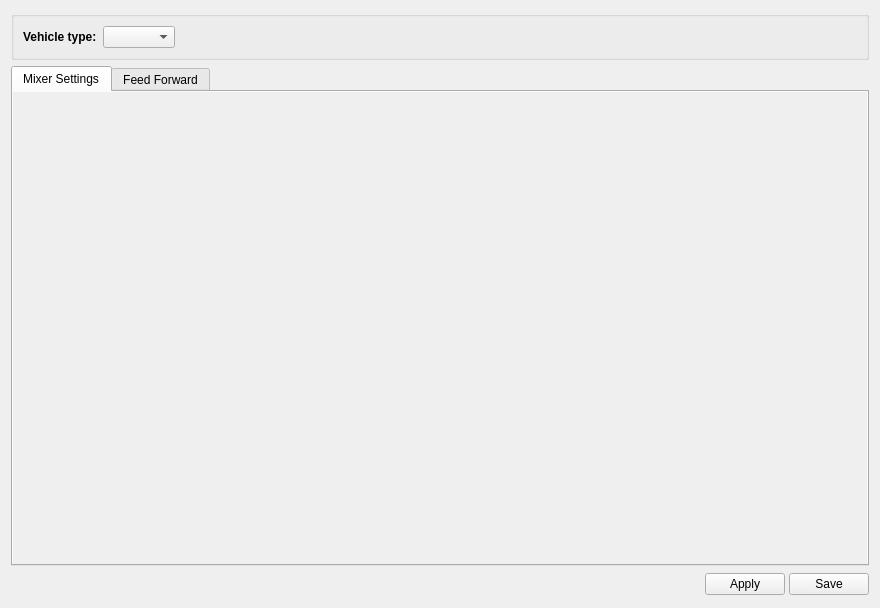
Above: ground/openpilotgcs/src/plugins/config/airframe.ui from openpilot/OpenPilot before the change. Below: the same form after it.
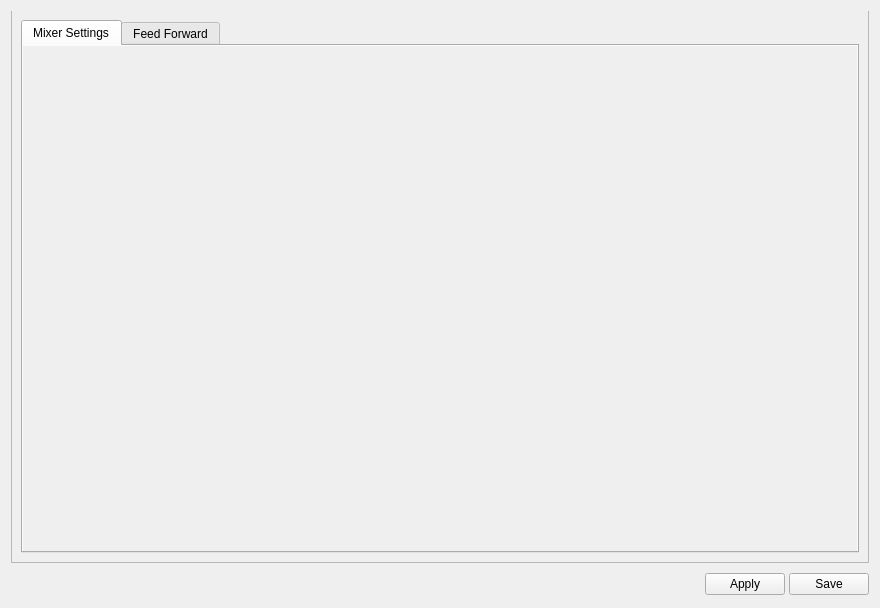
That is the form after the change. Icons and pictures are not drawn.

Commit message: OP-1088 Changes to the Vehicle configuration page. Changed combo box for tab bar and made the tab text translate-able.

```diff
--- a/ground/openpilotgcs/src/plugins/config/airframe.ui
+++ b/ground/openpilotgcs/src/plugins/config/airframe.ui
@@ -14,87 +14,33 @@
    <string>Form</string>
   </property>
   <layout class="QVBoxLayout" name="verticalLayout_10">
-   <item>
-    <widget class="QGroupBox" name="vehicleTypeGroupBox">
-     <property name="sizePolicy">
-      <sizepolicy hsizetype="Preferred" vsizetype="Fixed">
-       <horstretch>0</horstretch>
-       <verstretch>0</verstretch>
-      </sizepolicy>
-     </property>
-     <property name="title">
-      <string/>
-     </property>
-     <layout class="QHBoxLayout" name="horizontalLayout">
-      <property name="leftMargin">
-       <number>9</number>
-      </property>
-      <property name="topMargin">
-       <number>9</number>
-      </property>
-      <property name="rightMargin">
-       <number>9</number>
-      </property>
-      <property name="bottomMargin">
-       <number>9</number>
-      </property>
+   <property name="spacing">
+    <number>0</number>
+   </property>
       <item>
-       <widget class="QLabel" name="label">
-        <property name="sizePolicy">
-         <sizepolicy hsizetype="Fixed" vsizetype="Fixed">
-          <horstretch>0</horstretch>
-          <verstretch>0</verstretch>
-         </sizepolicy>
-        </property>
-        <property name="font">
-         <font>
-          <weight>75</weight>
-          <bold>true</bold>
-         </font>
-        </property>
-        <property name="text">
-         <string>Vehicle type:</string>
-        </property>
-       </widget>
+    <widget class="QTabBar" name="aircraftType" native="true"/>
       </item>
       <item>
-       <widget class="QComboBox" name="aircraftType">
-        <property name="sizePolicy">
-         <sizepolicy hsizetype="Preferred" vsizetype="Fixed">
-          <horstretch>0</horstretch>
-          <verstretch>0</verstretch>
-         </sizepolicy>
-        </property>
-        <property name="font">
-         <font>
-          <weight>50</weight>
-          <bold>false</bold>
-         </font>
-        </property>
-        <property name="toolTip">
-         <string>Select aircraft type here</string>
-        </property>
-       </widget>
-      </item>
-      <item>
-       <spacer name="horizontalSpacer_2">
-        <property name="orientation">
-         <enum>Qt::Horizontal</enum>
-        </property>
-        <property name="sizeType">
-         <enum>QSizePolicy::Expanding</enum>
-        </property>
-        <property name="sizeHint" stdset="0">
-         <size>
-          <width>2</width>
-          <height>20</height>
-         </size>
-        </property>
-       </spacer>
-      </item>
-     </layout>
-    </widget>
-   </item>
+    <widget class="QFrame" name="vehicleTypeFrame">
+     <property name="layoutDirection">
+      <enum>Qt::LeftToRight</enum>
+     </property>
+     <property name="autoFillBackground">
+      <bool>true</bool>
+     </property>
+     <property name="styleSheet">
+      <string notr="true">#vehicleTypeFrame{
+	color: rgb(180, 180, 180);
+    margin-top: -1px;
+}</string>
+     </property>
+     <property name="frameShape">
+      <enum>QFrame::StyledPanel</enum>
+     </property>
+     <property name="frameShadow">
+      <enum>QFrame::Raised</enum>
+     </property>
+     <layout class="QVBoxLayout" name="verticalLayout_2">
    <item>
     <widget class="QTabWidget" name="tabWidget">
      <property name="currentIndex">
@@ -212,8 +158,8 @@
            <rect>
             <x>0</x>
             <y>0</y>
-            <width>840</width>
-            <height>439</height>
+               <width>820</width>
+               <height>478</height>
            </rect>
           </property>
           <layout class="QVBoxLayout" name="verticalLayout">
@@ -792,6 +738,25 @@
      </widget>
     </widget>
    </item>
+     </layout>
+    </widget>
+   </item>
+   <item>
+    <spacer name="verticalSpacer">
+     <property name="orientation">
+      <enum>Qt::Vertical</enum>
+     </property>
+     <property name="sizeType">
+      <enum>QSizePolicy::Fixed</enum>
+     </property>
+     <property name="sizeHint" stdset="0">
+      <size>
+       <width>20</width>
+       <height>9</height>
+      </size>
+     </property>
+    </spacer>
+   </item>
    <item>
     <layout class="QHBoxLayout" name="bottomLayout">
      <property name="spacing">
@@ -869,6 +834,14 @@
    </item>
   </layout>
  </widget>
+ <customwidgets>
+  <customwidget>
+   <class>QTabBar</class>
+   <extends>QWidget</extends>
+   <header>qtabbar.h</header>
+   <container>1</container>
+  </customwidget>
+ </customwidgets>
  <resources>
   <include location="../coreplugin/core.qrc"/>
  </resources>
```
Left out of the diff: 4 changed lines with no effect on the pictures. Lines whose indentation alone changed are shown as unchanged. The commit also changes 3 other files.
